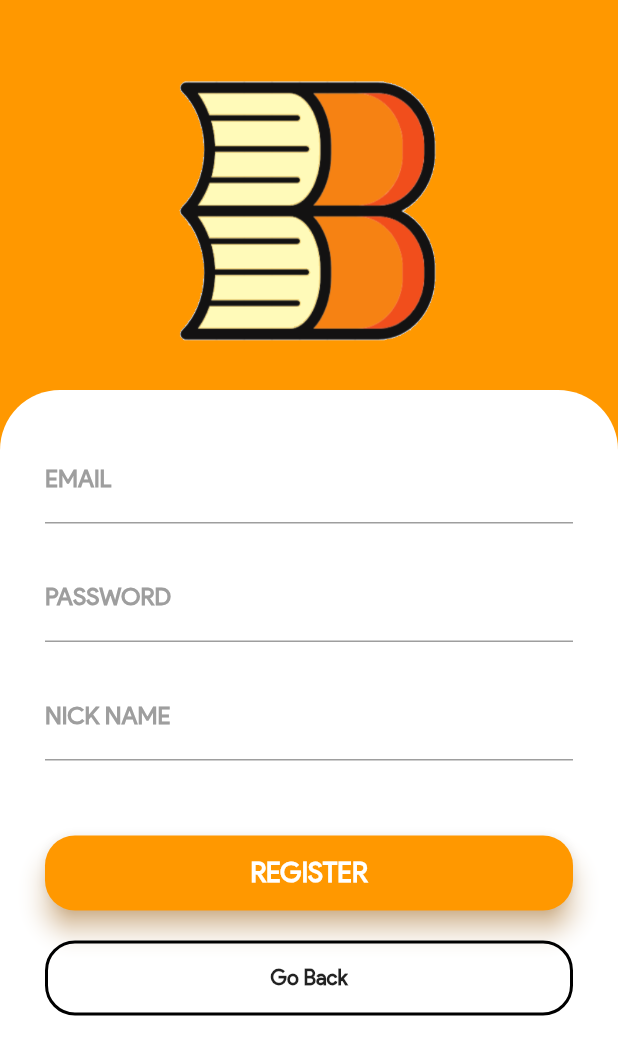
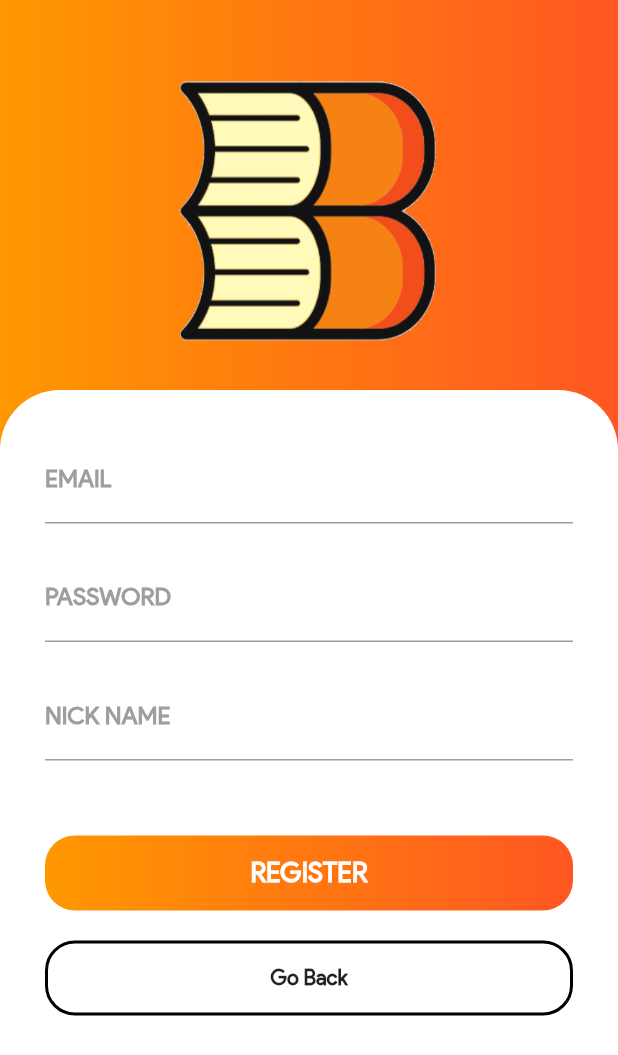
Before and after one commit to sansanchezmo/buku, a Flutter app: the screen it shows after launch, after a tap on "Register", on a phone screen of 412 x 824 dp. Shown: the top 1055 px of the screen. Run offline on Flutter 3.47's test engine with Material 2 defaults, Android fonts, the phone set to English and light mode, and no system bars; our stand-ins replace firebase_auth, firebase_core; accounts and stored records are empty; network calls fail.

Commit message:
A splash screen implemented and little design changes.

```diff
--- a/lib/initialization/login_screen.dart
+++ b/lib/initialization/login_screen.dart
@@ -69,8 +69,15 @@ class _LoginScreenState extends State<LoginScreen> {
               height: 50.0,
             ),
             Container(
-              padding: EdgeInsets.only(left: 30.0, right: 30.0),
+              //padding: EdgeInsets.only(left: 30.0, right: 30.0),
+              margin: EdgeInsets.only(left: 30.0, right: 30.0),
               height: 50.0,
+              decoration: BoxDecoration(
+                  borderRadius: BorderRadius.circular(20),
+                  gradient: LinearGradient(
+                      colors: [Colors.orange,Colors.deepOrange]
+                  )
+              ),
               child: GestureDetector(
                 onTap: () {
 
@@ -80,9 +87,9 @@ class _LoginScreenState extends State<LoginScreen> {
                 },
                 child: Material(
                   borderRadius: BorderRadius.circular(20.0),
-                  shadowColor: Colors.orangeAccent,
-                  color: Colors.orange,
-                  elevation: 7.0,
+                  //shadowColor: Colors.orangeAccent,
+                  color: Colors.transparent,
+                  //elevation: 7.0,
                   child: Center(
                     child: Text(
                       'LOGIN',
--- a/lib/initialization/register_screen.dart
+++ b/lib/initialization/register_screen.dart
@@ -25,8 +25,12 @@ class _registerScreenState extends State<RegisterScreen> {
   Widget build(BuildContext context) {
     return Scaffold(
         resizeToAvoidBottomPadding: false,
-        backgroundColor: Colors.orange,
         body: Container(
+          decoration: BoxDecoration(
+              gradient: LinearGradient(
+                  colors: [Colors.orange,Colors.deepOrange]
+              )
+          ),
           padding: EdgeInsets.only(top: 40.0),
           child: Column(
             children: [
@@ -100,6 +104,12 @@ class _registerScreenState extends State<RegisterScreen> {
                         Container(
                           //padding: EdgeInsets.only(left: 30.0,right: 30.0),
                           height: 50.0,
+                            decoration: BoxDecoration(
+                              borderRadius: BorderRadius.circular(20.0),
+                                gradient: LinearGradient(
+                                    colors: [Colors.orange,Colors.deepOrange]
+                                )
+                            ),
                           child: GestureDetector(
                             onTap: (){
 
@@ -109,9 +119,9 @@ class _registerScreenState extends State<RegisterScreen> {
                             },
                             child: Material(
                               borderRadius: BorderRadius.circular(20.0),
-                              shadowColor: Colors.orangeAccent,
-                              color: Colors.orange,
-                              elevation: 7.0,
+                              //shadowColor: Colors.orangeAccent,
+                              color: Colors.transparent,
+                              //elevation: 7.0,
                               child:Center(
                                 child: Text(
                                   'REGISTER',
--- a/lib/initialization/splash.dart
+++ b/lib/initialization/splash.dart
@@ -34,10 +34,14 @@ class _SplashScreenState extends State<SplashScreen>{
 
     return Scaffold(
       body: Container(
+        decoration: BoxDecoration(
+          gradient: LinearGradient(
+            colors: [Colors.orange,Colors.deepOrange]
+          )
+        ),
         height: double.infinity,
         width: double.infinity,
         padding: EdgeInsets.only(top: 150),
-        color: Colors.orange,
         child: Column(
           children: [
 
--- a/lib/main.dart
+++ b/lib/main.dart
@@ -9,7 +9,7 @@ import 'package:firebase_core/firebase_core.dart';
 void main() async {
 
   WidgetsFlutterBinding.ensureInitialized();
-  await Firebase.initializeApp();
+  await Firebase.initializeApp(); // bind app with FireBase
   runApp(MyApp());
 
 }
```
Also changed, not shown: 3 other files.
